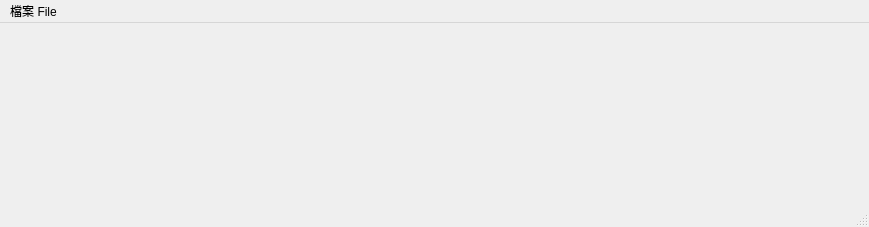
Before: the Qt Designer form app/ui/pyqt5_ui/main_window.ui in Rekkursion/TCG078301_Final, drawn with Qt 5.
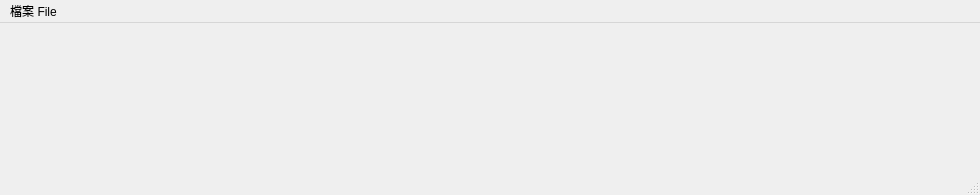
After: the same form once the commit is applied.

Commit message: Add the url-input-dialog and be able to download imgs through url

```diff
--- a/app/ui/pyqt5_ui/main_window.ui
+++ b/app/ui/pyqt5_ui/main_window.ui
@@ -6,8 +6,8 @@
    <rect>
     <x>0</x>
     <y>0</y>
-    <width>869</width>
-    <height>227</height>
+    <width>980</width>
+    <height>195</height>
    </rect>
   </property>
   <property name="windowTitle">
@@ -19,7 +19,7 @@
     <rect>
      <x>0</x>
      <y>0</y>
-     <width>869</width>
+     <width>980</width>
      <height>25</height>
     </rect>
    </property>
```
Left out of the diff: 6 changed lines with no effect on the pictures. The commit also changes 5 other files.
